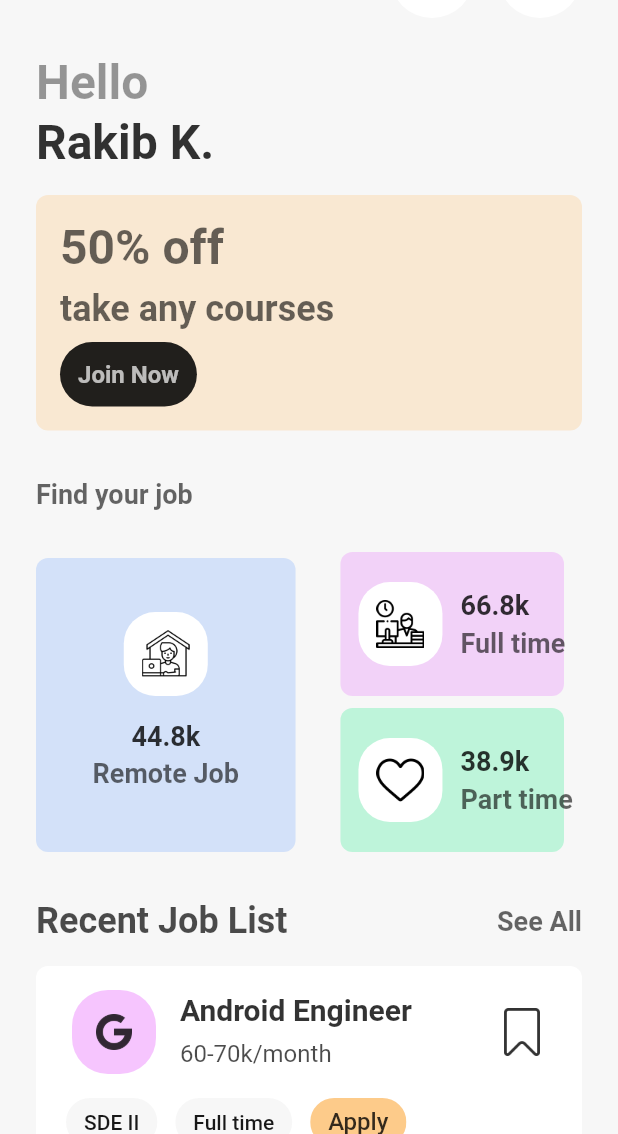
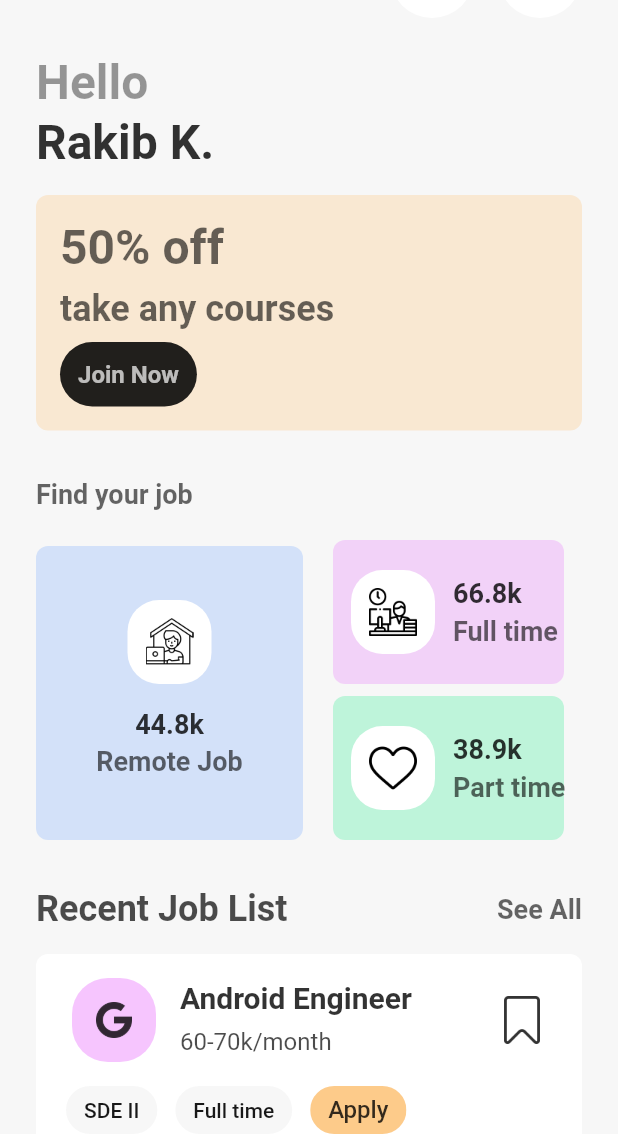
Before and after one commit to shakiz/job_finder_app, a Flutter app: the screen it shows after launch, on a phone screen of 412 x 824 dp, the part 102-1236 px from its top. Run offline on Flutter 3.47's test engine with Material 2 defaults, Android fonts, the phone set to English and light mode, and no system bars.

Commit message:
home page and job details updated

```diff
--- a/lib/pages/home/home_page.dart
+++ b/lib/pages/home/home_page.dart
@@ -2,6 +2,7 @@ import 'package:flutter/cupertino.dart';
 import 'package:flutter/material.dart';
 import 'package:job_finder_app/cores/app_data.dart';
 import 'package:job_finder_app/models/job.dart';
+import 'package:job_finder_app/pages/courses/course_list_page.dart';
 import 'package:job_finder_app/pages/widgets/job_item_tile.dart';
 
 import '../bottom_sheet_view.dart';
@@ -149,7 +150,11 @@ class _HomePageState extends State<HomePage> {
                   const SizedBox(
                     height: 8,
                   ),
-                  Container(
+                  InkWell(
+                    onTap: () async {
+                      Navigator.push(context, MaterialPageRoute(builder: (context) => CourseListPage()));
+                    },
+                    child: Container(
                       decoration: BoxDecoration(
                           borderRadius: BorderRadius.circular(28),
                           color: Colors.black87),
@@ -160,6 +165,7 @@ class _HomePageState extends State<HomePage> {
                             fontSize: 16,
                             fontWeight: FontWeight.bold,
                           )),
+                    ),
                   )
                 ],
               ),
@@ -175,13 +181,14 @@ class _HomePageState extends State<HomePage> {
                   fontWeight: FontWeight.bold,
                 )),
             const SizedBox(
-              height: 16,
+              height: 8,
             ),
             Row(
-              mainAxisAlignment: MainAxisAlignment.spaceBetween,
               children: [
-                Container(
-                  width: MediaQuery.of(context).size.width * 0.42,
+                Expanded(
+                  flex: 1,
+                  child: Container(
+                    width: MediaQuery.of(context).size.width * 4,
                     height: 196,
                     padding: const EdgeInsets.all(12),
                     decoration: BoxDecoration(
@@ -228,11 +235,14 @@ class _HomePageState extends State<HomePage> {
                       ],
                     ),
                   ),
+                ),
                 const SizedBox(
-                  width: 16,
+                  width: 8,
                 ),
-                Container(
-                    width: MediaQuery.of(context).size.width * 0.42,
+                Expanded(
+                  flex: 1,
+                  child: Container(
+                      width: MediaQuery.of(context).size.width * 4,
                       padding: const EdgeInsets.all(12),
                       height: 228,
                       child: Column(
@@ -341,7 +351,8 @@ class _HomePageState extends State<HomePage> {
                             ),
                           )
                         ],
-                    ))
+                      )),
+                )
               ],
             ),
             const SizedBox(
```
Also changed, not shown: lib/pages/job_details/job_details_page.dart (+14 -5 lines). Lines whose indentation alone changed are shown as unchanged.
